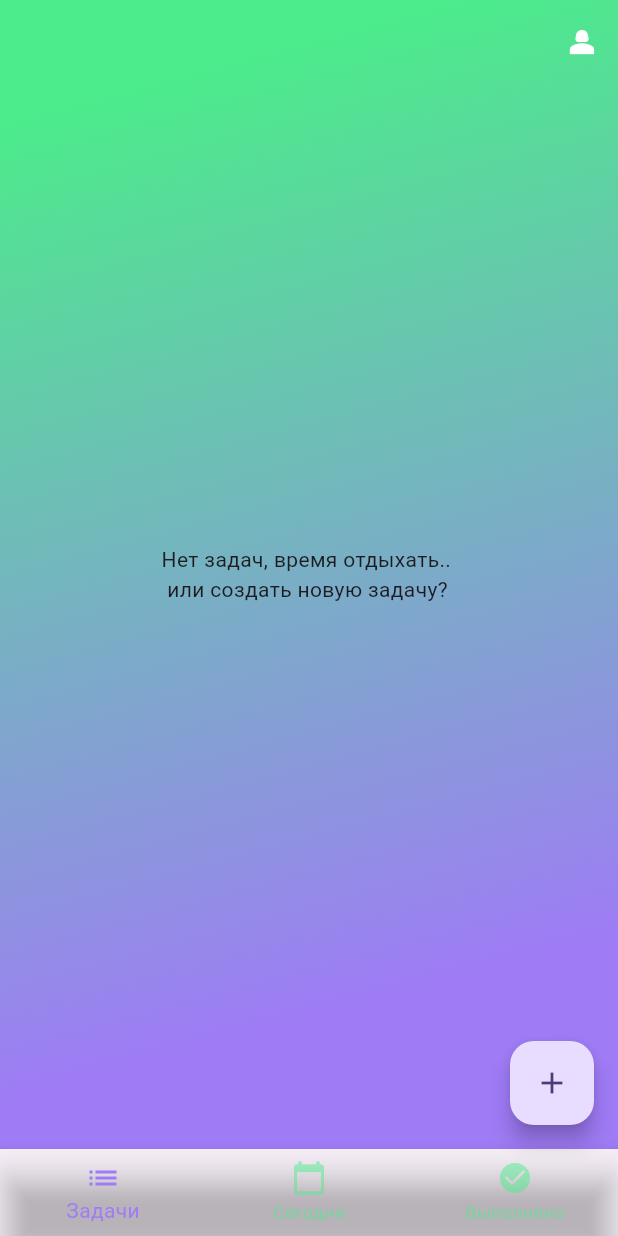
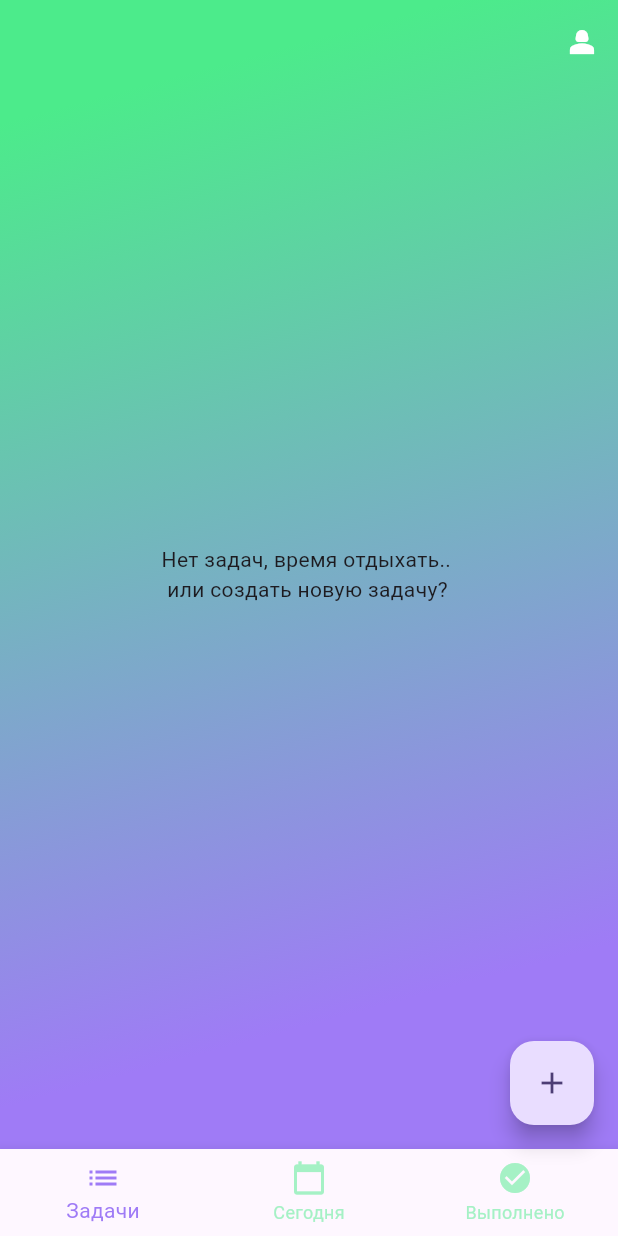
Before and after one commit to zigbug/zerocoderdodiddone, a Flutter app: the MainPage screen opened directly, on a phone screen of 412 x 824 dp. Run offline on Flutter 3.47's test engine with Material 3 defaults, Android fonts, the phone set to English and light mode, and no system bars; our stand-ins replace cloud_firestore, firebase_auth, firebase_core, firebase_storage, flutter_local_notifications, google_sign_in and 1 more; accounts and stored records are empty.

Commit message:
правки

```diff
--- a/lib/app/app.dart
+++ b/lib/app/app.dart
@@ -23,6 +23,7 @@ class _MyAppState extends State<MyApp> {
   Widget build(BuildContext context) {
     user = _authService.currentUser;
     return MaterialApp(
+      debugShowCheckedModeBanner: false,
       title: 'Flutter Demo',
       theme: DoDidDoneTheme.lightTheme,
       home: user == null ? const LoginPage() : const MainPage(),
--- a/lib/pages/login_page.dart
+++ b/lib/pages/login_page.dart
@@ -1,4 +1,5 @@
 import 'package:flutter/material.dart';
+import 'package:zerocoderdodiddone/pages/profile_page.dart';
 import 'package:zerocoderdodiddone/services/firebase_auth.dart'; // Импортируем AuthenticationService
 
 import '../theme/theme.dart';
@@ -230,7 +231,7 @@ class _LoginPageState extends State<LoginPage> {
                             Navigator.pushReplacement(
                                 context,
                                 MaterialPageRoute(
-                                    builder: (context) => const MainPage()));
+                                    builder: (context) => const ProfilePage()));
                           }
                         } catch (e) {
                           // Обработка ошибок при регистрации
--- a/lib/pages/profile_page.dart
+++ b/lib/pages/profile_page.dart
@@ -1,9 +1,7 @@
 import 'package:flutter/material.dart';
-import 'package:zerocoderdodiddone/screens/profile.dart';
-import 'package:zerocoderdodiddone/services/firebase_auth.dart'; // Импортируем AuthenticationService
+import 'package:zerocoderdodiddone/screens/profile.dart'; // Импортируем AuthenticationService
 
 import '../theme/theme.dart';
-import 'main_page.dart';
 
 class ProfilePage extends StatefulWidget {
   const ProfilePage({Key? key}) : super(key: key);
@@ -38,7 +36,7 @@ class _ProfilePageState extends State<ProfilePage> {
                   stops: const [0.1, 0.9], // Основной цвет занимает 90%
                 ),
               ),
-              child: ProfileScreen()),
+              child: const ProfileScreen()),
         ));
   }
 }
--- a/lib/theme/theme.dart
+++ b/lib/theme/theme.dart
@@ -25,7 +25,7 @@ class DoDidDoneTheme {
       selectedItemColor: const Color(0xFF9f7bf6), // Цвет выбранной иконки
       unselectedItemColor:
           const Color(0xFF4ceb8b).withOpacity(0.5), // Цвет невыбранной иконки
-      backgroundColor: Colors.transparent, // Прозрачный фон
+      // backgroundColor: Colors.transparent, // Прозрачный фон
       // Убираем тень
     ),
   );
```
